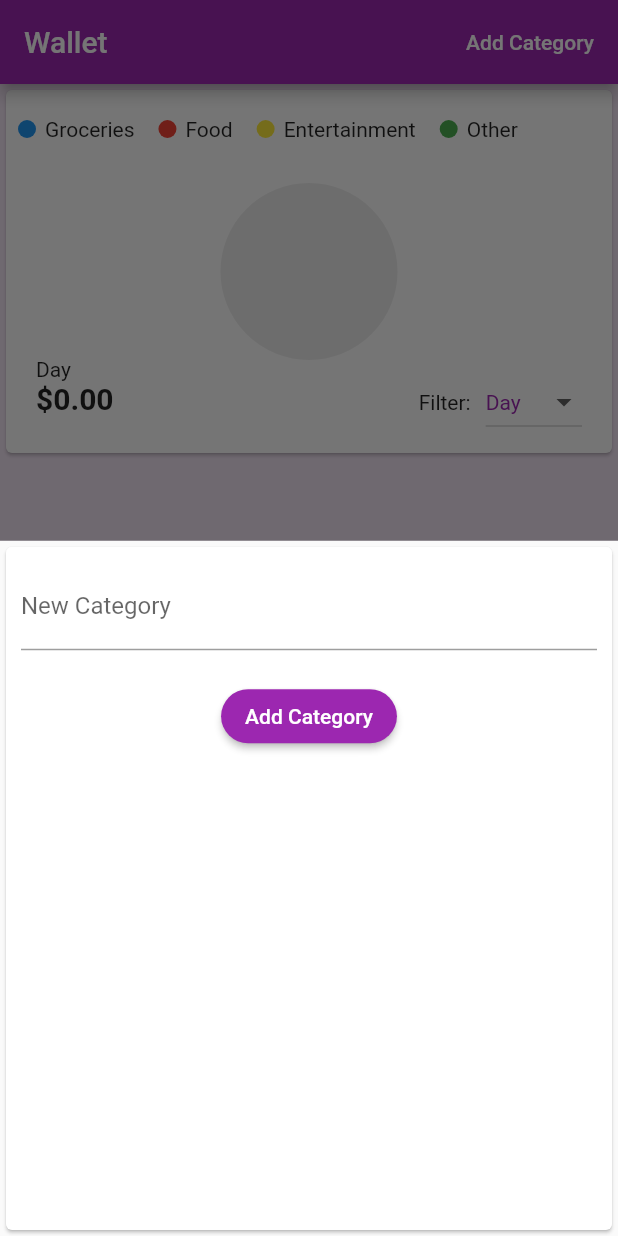
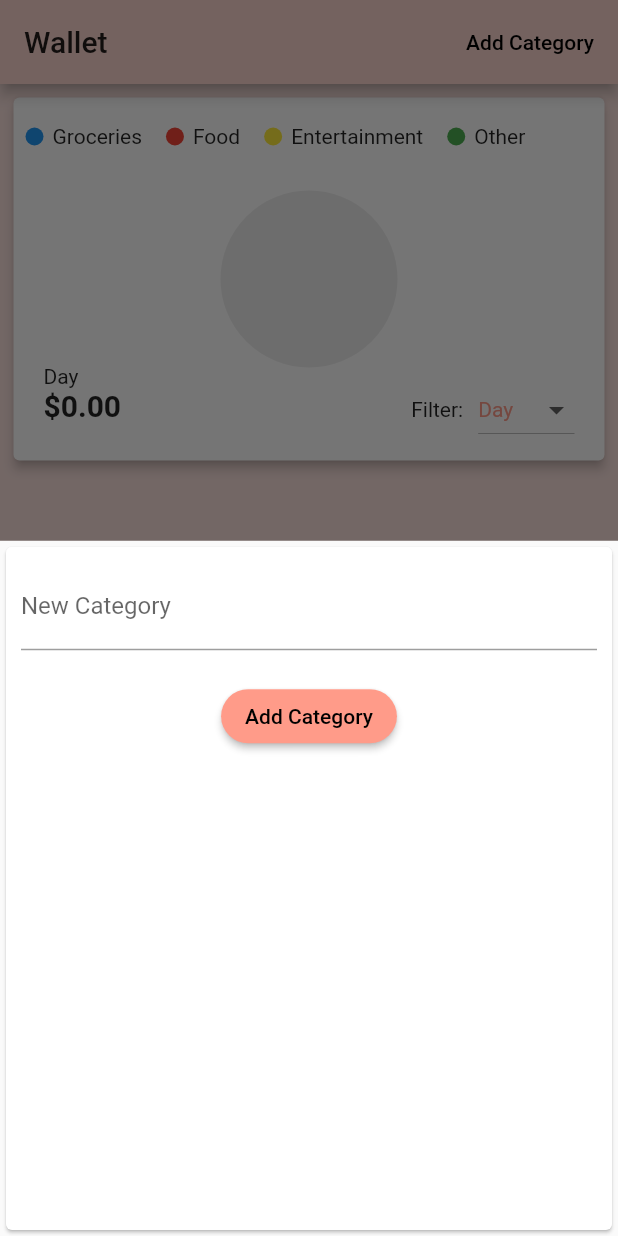
Before and after one commit to aadilkhalifa/IRIS_2021_Aadil_K_191IT101, a Flutter app: the screen it shows after launch, after a tap on "Add Category", on a phone screen of 412 x 824 dp. Run offline on Flutter 3.47's test engine with Material 2 defaults, Android fonts, the phone set to English and light mode, and no system bars; our stand-ins replace charts_flutter, datetime_picker_formfield, hive, hive_flutter, jiffy; accounts and stored records are empty; generated files the repository leaves out were written again.

Commit message:
Theme colors changed

```diff
--- a/lib/main.dart
+++ b/lib/main.dart
@@ -38,8 +38,11 @@ class MyApp extends StatelessWidget {
         child: MaterialApp(
           title: 'Flutter Demo',
           theme: ThemeData(
-            scaffoldBackgroundColor: Colors.purple[50],
-            primarySwatch: Colors.purple,
+            // scaffoldBackgroundColor: Colors.purple[50],
+            scaffoldBackgroundColor: const Color(0xffFAE1DD),
+            // primarySwatch: Colors.purple,
+            primaryColor: const Color(0xffFCD5CE),
+            accentColor: const Color(0xffFF9B89),
           ),
           home: MyHomePage(title: 'Wallet'),
         ),
@@ -148,26 +151,29 @@ class _MyHomePageState extends State<MyHomePage> {
     final categories = categoriesData.getCategories;
     return Scaffold(
       appBar: AppBar(
-        // backgroundColor: Theme.of(context).primary[900],
+        backgroundColor: Theme.of(context).primaryColor,
         title: Text(widget.title),
         actions: [
           Center(
             child: FlatButton(
               child: Text(
                 "Add Category",
-                style: TextStyle(color: Colors.white),
+                style: TextStyle(color: Colors.black),
               ),
               onPressed: () => _startAddNewCategory(context),
             ),
           )
         ],
       ),
-      body: Column(
+      body: Padding(
+        padding: const EdgeInsets.all(5.0),
+        child: Column(
           children: [
             Container(
                 height: 250,
                 width: double.infinity,
                 child: Card(
+                  elevation: 3,
                   child: chart_combined(categories),
                 )),
             Expanded(child: DisplayTransactions(categories)),
@@ -177,6 +183,7 @@ class _MyHomePageState extends State<MyHomePage> {
               child: SingleChildScrollView(child: null),
             )
           ],
+        ),
       ),
       floatingActionButton: Row(mainAxisAlignment: MainAxisAlignment.center,
           // crossAxisAlignment: CrossAxisAlignment.end,
--- a/lib/widgets/chart_combined.dart
+++ b/lib/widgets/chart_combined.dart
@@ -71,7 +71,7 @@ class _chart_combinedState extends State<chart_combined> {
                   // isExpanded: true,
                   style: TextStyle(
                     // color: Colors.blue,
-                    color: Theme.of(context).primaryColor,
+                    color: Theme.of(context).accentColor,
                     // backgroundColor: Colors.blue,
                   ),
                   value: transactionsData.filterValue,
--- a/lib/widgets/new_category.dart
+++ b/lib/widgets/new_category.dart
@@ -46,6 +46,10 @@ class _NewCategoryState extends State<NewCategory> {
                 // textColor: Colors.blue,
                 onPressed: () => submitData(categoriesData),
                 style: ButtonStyle(
+                  backgroundColor: MaterialStateProperty.all<Color>(
+                      Theme.of(context).accentColor),
+                  foregroundColor:
+                      MaterialStateProperty.all<Color>(Colors.black),
                   shape: MaterialStateProperty.all(RoundedRectangleBorder(
                       borderRadius: BorderRadius.circular(30.0))),
                 ),
```
Also changed, not shown: lib/widgets/display_transactions.dart (+46 -6 lines), lib/widgets/new_transaction.dart (+9 -2 lines), 8 other files. Lines whose indentation alone changed are shown as unchanged.
